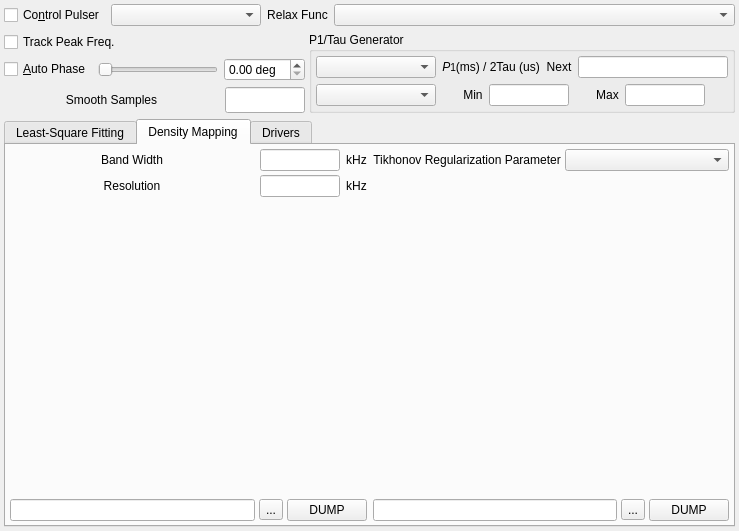
This is modules/nmr/nmrrelaxform.ui in northriv/KAME as Qt 5 draws it before an edit. The edited form follows.
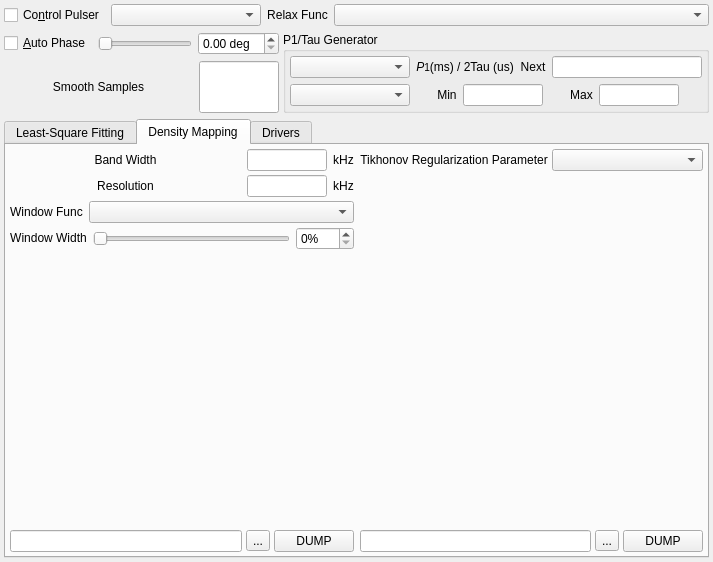
This is the edited form. The open tabs and pages were chosen to show the change. Custom widgets are drawn as their Qt base class.

The edit to the form file:
```diff
--- a/modules/nmr/nmrrelaxform.ui
+++ b/modules/nmr/nmrrelaxform.ui
@@ -6,8 +6,8 @@
    <rect>
     <x>0</x>
     <y>0</y>
-    <width>739</width>
-    <height>531</height>
+    <width>713</width>
+    <height>562</height>
    </rect>
   </property>
   <property name="windowTitle">
@@ -110,22 +110,6 @@
       <property name="spacing">
        <number>6</number>
       </property>
-      <item>
-       <widget class="QCheckBox" name="m_ckbTrackPeak">
-        <property name="sizePolicy">
-         <sizepolicy hsizetype="Fixed" vsizetype="Fixed">
-          <horstretch>0</horstretch>
-          <verstretch>0</verstretch>
-         </sizepolicy>
-        </property>
-        <property name="text">
-         <string>Track Peak Freq.</string>
-        </property>
-        <property name="shortcut">
-         <string>Alt+A</string>
-        </property>
-       </widget>
-      </item>
       <item>
        <layout class="QHBoxLayout" name="horizontalLayout">
         <item>
@@ -493,6 +477,22 @@
             </item>
            </layout>
           </item>
+          <item>
+           <widget class="QCheckBox" name="m_ckbTrackPeak">
+            <property name="sizePolicy">
+             <sizepolicy hsizetype="Fixed" vsizetype="Fixed">
+              <horstretch>0</horstretch>
+              <verstretch>0</verstretch>
+             </sizepolicy>
+            </property>
+            <property name="text">
+             <string>Track Peak Freq.</string>
+            </property>
+            <property name="shortcut">
+             <string>Alt+A</string>
+            </property>
+           </widget>
+          </item>
           <item>
            <layout class="QHBoxLayout" name="_24">
             <property name="spacing">
@@ -796,6 +796,9 @@
         </property>
         <item>
          <layout class="QVBoxLayout" name="verticalLayout_10">
+          <property name="spacing">
+           <number>4</number>
+          </property>
           <item>
            <layout class="QVBoxLayout" name="verticalLayout_9">
             <property name="spacing">
@@ -933,6 +936,94 @@
             </item>
            </layout>
           </item>
+          <item>
+           <layout class="QHBoxLayout" name="_27">
+            <property name="spacing">
+             <number>6</number>
+            </property>
+            <item>
+             <widget class="QLabel" name="textLabel5_9">
+              <property name="sizePolicy">
+               <sizepolicy hsizetype="Fixed" vsizetype="Fixed">
+                <horstretch>0</horstretch>
+                <verstretch>0</verstretch>
+               </sizepolicy>
+              </property>
+              <property name="text">
+               <string>Window Func</string>
+              </property>
+              <property name="alignment">
+               <set>Qt::AlignCenter</set>
+              </property>
+              <property name="wordWrap">
+               <bool>false</bool>
+              </property>
+             </widget>
+            </item>
+            <item>
+             <widget class="QComboBox" name="m_cmbMapWindowFunc">
+              <property name="sizePolicy">
+               <sizepolicy hsizetype="Preferred" vsizetype="Fixed">
+                <horstretch>0</horstretch>
+                <verstretch>0</verstretch>
+               </sizepolicy>
+              </property>
+             </widget>
+            </item>
+           </layout>
+          </item>
+          <item>
+           <layout class="QHBoxLayout" name="horizontalLayout_7">
+            <item>
+             <widget class="QLabel" name="textLabel5_10">
+              <property name="sizePolicy">
+               <sizepolicy hsizetype="Fixed" vsizetype="Fixed">
+                <horstretch>0</horstretch>
+                <verstretch>0</verstretch>
+               </sizepolicy>
+              </property>
+              <property name="text">
+               <string>Window Width</string>
+              </property>
+              <property name="alignment">
+               <set>Qt::AlignCenter</set>
+              </property>
+              <property name="wordWrap">
+               <bool>false</bool>
+              </property>
+             </widget>
+            </item>
+            <item>
+             <widget class="QSlider" name="m_slMapWindowWidth">
+              <property name="orientation">
+               <enum>Qt::Horizontal</enum>
+              </property>
+             </widget>
+            </item>
+            <item>
+             <widget class="QDoubleSpinBox" name="m_dbMapWindowWidth">
+              <property name="sizePolicy">
+               <sizepolicy hsizetype="Preferred" vsizetype="Fixed">
+                <horstretch>0</horstretch>
+                <verstretch>0</verstretch>
+               </sizepolicy>
+              </property>
+              <property name="suffix">
+               <string>%</string>
+              </property>
+              <property name="decimals">
+               <number>0</number>
+              </property>
+              <property name="minValue" stdset="0">
+               <number>-360</number>
+              </property>
+              <property name="maxValue" stdset="0">
+               <number>360</number>
+              </property>
+             </widget>
+            </item>
+           </layout>
+          </item>
           <item>
            <layout class="QVBoxLayout" name="verticalLayout_8">
             <item>
```
Left out of the diff: 6 changed lines with no effect on the pictures.
